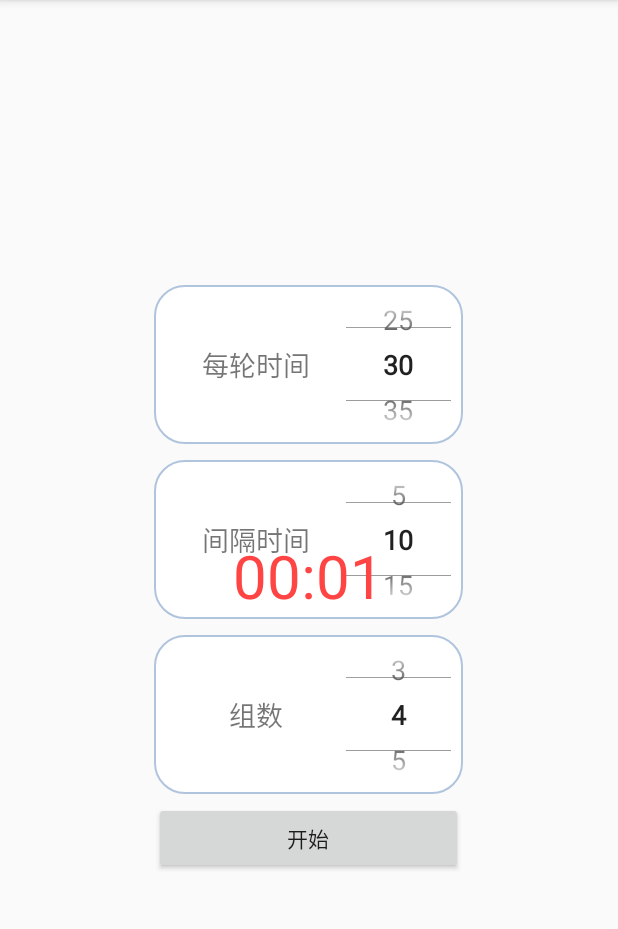
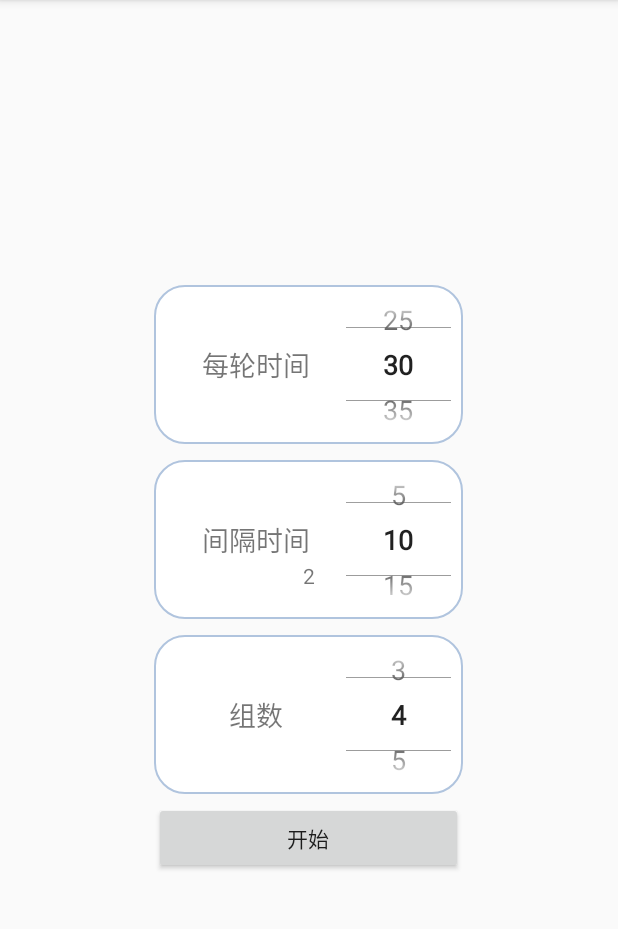
Before and after one commit to xiaoyuz/TikTokTrainer, an Android app: the fragment TimeModeSettingFragment placed in its activity, after a tap on "开始", on a phone screen of 412 x 824 dp, the part 84-1013 px from its top. Run offline under Robolectric (Android 15) with nearby library versions, the phone set to English and light mode, and no system bars.

Commit message:
Use asynTask to count time.

```diff
--- a/app/build.gradle
+++ b/app/build.gradle
@@ -36,4 +36,5 @@ dependencies {
     implementation "org.jetbrains.anko:anko-common:$anko_version"
 
     compile group: 'com.google.code.gson', name: 'gson', version: '2.8.2'
+    compile group: 'io.reactivex', name: 'rxandroid', version: '1.2.1'
 }
--- a/app/src/main/java/xiaoyuz/com/tiktoktrainer/contract/presenter/TimeModeSettingPresenter.kt
+++ b/app/src/main/java/xiaoyuz/com/tiktoktrainer/contract/presenter/TimeModeSettingPresenter.kt
@@ -19,7 +19,7 @@ class TimeModeSettingPresenter(private val mView: TimeModeSettingContract.View)
         val roundTime = roundTimeValues[roundTimeIndex].toInt()
         val restTime = restTimeValues[restTimeIndex].toInt()
         val schedules = mutableListOf<TrainingSchedule>()
-        for (i in 0..count) {
+        for (i in 0..count - 1) {
             schedules.add(TrainingSchedule(mode = Mode.TIME_MODE, type = ScheduleType.FIGHTING,
                     time = roundTime))
             schedules.add(TrainingSchedule(mode = Mode.TIME_MODE, type = ScheduleType.REST,
--- a/app/src/main/java/xiaoyuz/com/tiktoktrainer/contract/view/TrainingFragment.kt
+++ b/app/src/main/java/xiaoyuz/com/tiktoktrainer/contract/view/TrainingFragment.kt
@@ -1,7 +1,6 @@
 package xiaoyuz.com.tiktoktrainer.contract.view
 
-import android.os.Bundle
-import android.os.SystemClock
+import android.os.*
 import android.support.v4.app.Fragment
 import android.view.LayoutInflater
 import android.view.View
@@ -9,12 +8,14 @@ import android.view.ViewGroup
 import com.google.gson.Gson
 import kotlinx.android.synthetic.main.fragment_training.*
 import xiaoyuz.com.tiktoktrainer.R
+import xiaoyuz.com.tiktoktrainer.constants.ScheduleType
 import xiaoyuz.com.tiktoktrainer.domain.TrainingSchedule
 import xiaoyuz.com.tiktoktrainer.utils.fromJson
 
 class TrainingFragment : Fragment() {
 
     private lateinit var mSchedules: List<TrainingSchedule>
+    private lateinit var mTicTask: TicAsyncTask
 
     override fun onCreateView(inflater: LayoutInflater?, container: ViewGroup?,
                               savedInstanceState: Bundle?)
@@ -22,18 +23,42 @@ class TrainingFragment : Fragment() {
 
     override fun onViewCreated(view: View?, savedInstanceState: Bundle?) {
         mSchedules = Gson().fromJson<List<TrainingSchedule>>(arguments.getString("schedules"))
-        var currentTurn = 0
-        chronometer.setOnChronometerTickListener {
-            if ((SystemClock.elapsedRealtime() - chronometer.base)
-                    > (mSchedules[currentTurn].time!! + 1) * 1000 ){
-                it.base = SystemClock.elapsedRealtime()
-                currentTurn += 1
-                if (currentTurn == mSchedules.size) {
-                    it.stop()
+        mTicTask = TicAsyncTask()
+        mTicTask.execute(mSchedules)
+    }
+
+    inner class TicAsyncTask : AsyncTask<List<TrainingSchedule>, Int, Unit>() {
+        override fun doInBackground(vararg params: List<TrainingSchedule>) {
+            val timeList = params[0].flatMap { schedule ->
+                (0..schedule.time!!).map { it to schedule}
+            }
+            var tikCount = 0
+            while (true) {
+                if (tikCount >= timeList.size) {
+                    break
                 }
+                val (time, schedule) = timeList[tikCount]
+//                when (schedule.type) {
+//                    ScheduleType.FIGHTING -> roundTikTok(time)
+//                    ScheduleType.REST -> restTikTok(time)
+//                }
+                publishProgress(time)
+                tikCount += 1
+                if (time == schedule.time!! && schedule.type == ScheduleType.FIGHTING) {
+//                    roundFinish()
+                }
+                Thread.sleep(1000)
             }
         }
-        chronometer.start()
+
+        override fun onProgressUpdate(vararg values: Int?) {
+            timerTv.text = values[0].toString()
+        }
+    }
+
+    override fun onDestroy() {
+        super.onDestroy()
+        mTicTask.cancel(true)
     }
 
 }
--- a/app/src/main/res/layout/fragment_training.xml
+++ b/app/src/main/res/layout/fragment_training.xml
@@ -6,11 +6,8 @@
     android:layout_height="match_parent"
     android:gravity="center">
 
-    <Chronometer
-        android:id="@+id/chronometer"
+    <TextView
+        android:id="@+id/timerTv"
         android:layout_width="wrap_content"
-        android:layout_height="wrap_content"
-        android:layout_alignParentTop="true"
-        android:textSize="40sp"
-        android:textColor="@android:color/holo_red_light"/>
+        android:layout_height="wrap_content" />
 </RelativeLayout>
```
Also changed, not shown: app/src/main/java/xiaoyuz/com/tiktoktrainer/timer/TikTokTimeManager.kt (added, +50 -0 lines), app/src/main/java/xiaoyuz/com/tiktoktrainer/widget/ColorArcProgressBar.java (added, +305 -0 lines), app/src/main/res/values/attrs.xml (added, +22 -0 lines).
